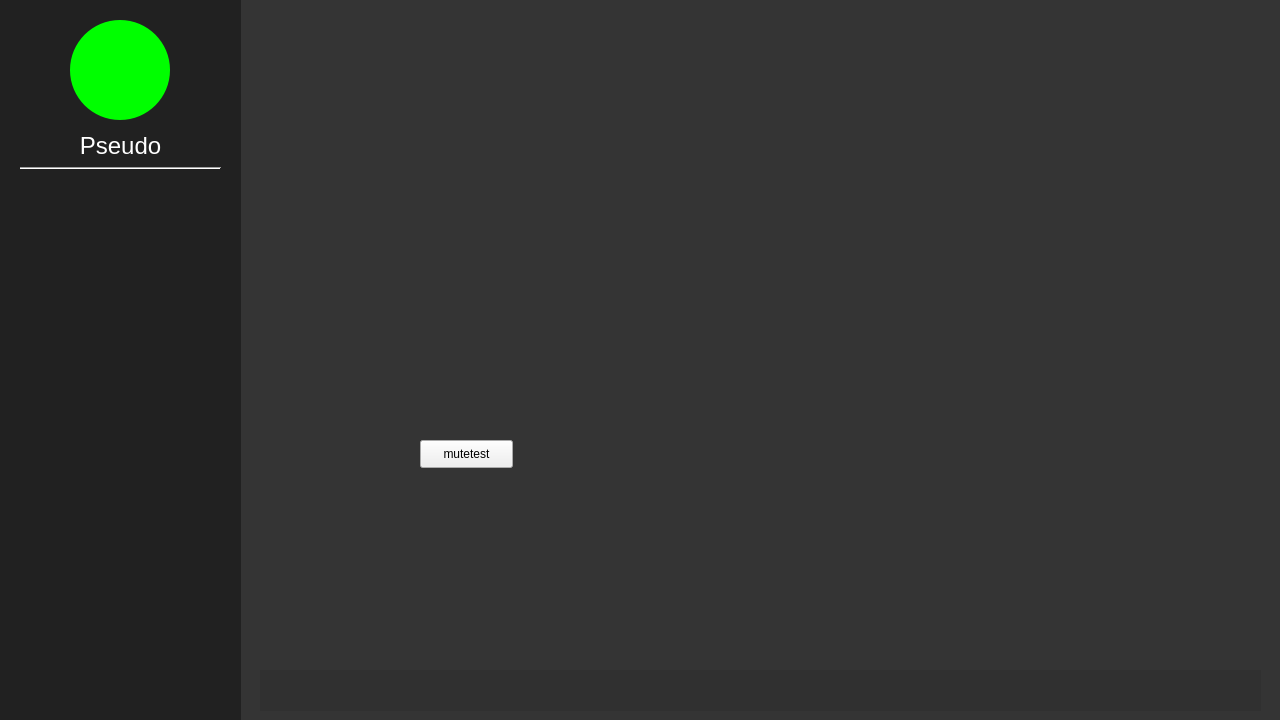
The window that Client/login.ui (terrainwax/Babel) describes before a commit, drawn with Qt 5.
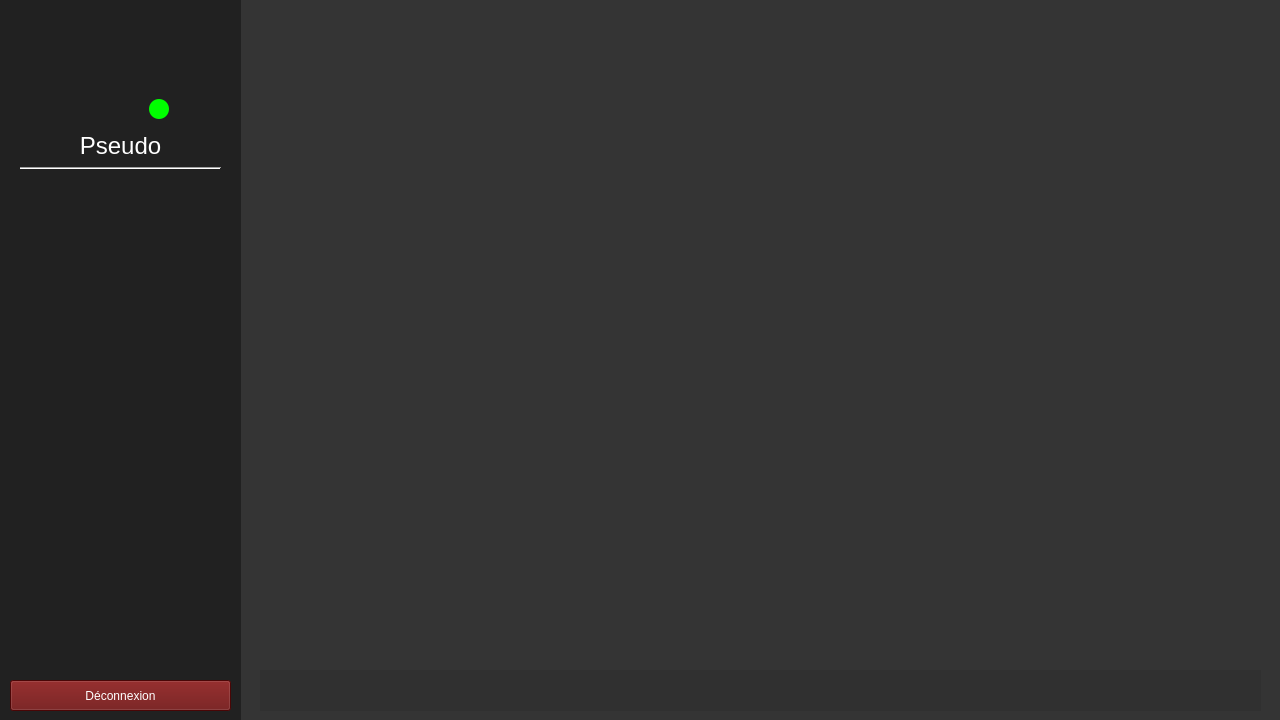
The same window after the commit. The open tabs and pages were chosen to show the change. Icons and pictures are not drawn. Custom widgets are drawn as their Qt base class.

The edit to the form file:
```diff
--- a/Client/login.ui
+++ b/Client/login.ui
@@ -386,7 +386,7 @@
         <x>10</x>
         <y>180</y>
         <width>221</width>
-        <height>531</height>
+        <height>481</height>
        </rect>
       </property>
       <property name="styleSheet">
@@ -432,16 +432,16 @@
      <widget class="QLabel" name="status">
       <property name="geometry">
        <rect>
-        <x>70</x>
-        <y>20</y>
-        <width>100</width>
-        <height>100</height>
+        <x>149</x>
+        <y>99</y>
+        <width>20</width>
+        <height>20</height>
        </rect>
       </property>
       <property name="styleSheet">
        <string notr="true">.QLabel{
 background-color:rgb(0, 255, 0);
-border-radius:50px;
+border-radius:10px;
 }</string>
       </property>
       <property name="text">
@@ -468,19 +468,55 @@
        </rect>
       </property>
      </widget>
-     <widget class="QPushButton" name="mute">
+     <widget class="QLabel" name="label_9">
       <property name="geometry">
        <rect>
-        <x>420</x>
-        <y>440</y>
-        <width>93</width>
-        <height>28</height>
+        <x>70</x>
+        <y>20</y>
+        <width>100</width>
+        <height>100</height>
        </rect>
       </property>
+      <property name="styleSheet">
+       <string notr="true">.QLabel{
+border-radius:20px;
+}</string>
+      </property>
       <property name="text">
-       <string>mutetest</string>
+       <string/>
       </property>
      </widget>
+     <widget class="QPushButton" name="deco">
+      <property name="geometry">
+       <rect>
+        <x>10</x>
+        <y>680</y>
+        <width>221</width>
+        <height>31</height>
+       </rect>
+      </property>
+      <property name="styleSheet">
+       <string notr="true">.QPushButton{
+background-color:rgb(103, 9, 9);
+color:rgb(255, 255, 255);
+}</string>
+      </property>
+      <property name="text">
+       <string>Déconnexion</string>
+      </property>
+     </widget>
+     <zorder>label_6</zorder>
+     <zorder>label</zorder>
+     <zorder>line</zorder>
+     <zorder>textEdit</zorder>
+     <zorder>label_8</zorder>
+     <zorder>listWidget</zorder>
+     <zorder>pseudo</zorder>
+     <zorder>widget</zorder>
+     <zorder>widget_2</zorder>
+     <zorder>label_9</zorder>
+     <zorder>status</zorder>
+     <zorder>deco</zorder>
     </widget>
    </widget>
   </widget>
```
Left out of the diff: 8 changed lines with no effect on the pictures.
